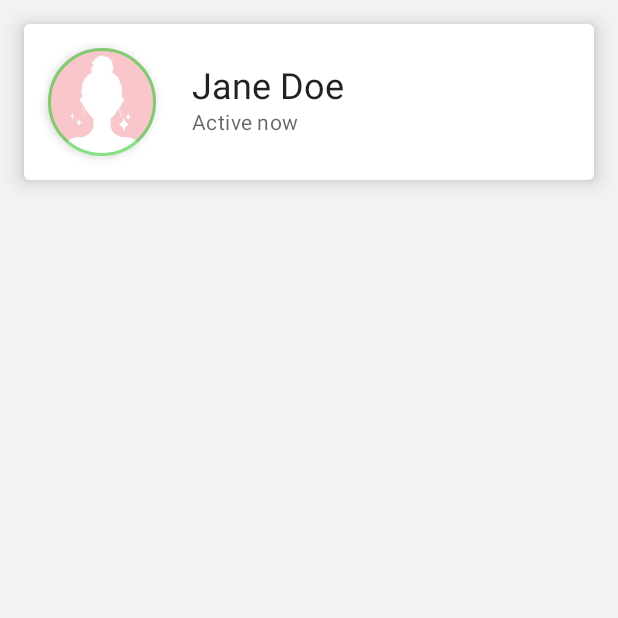
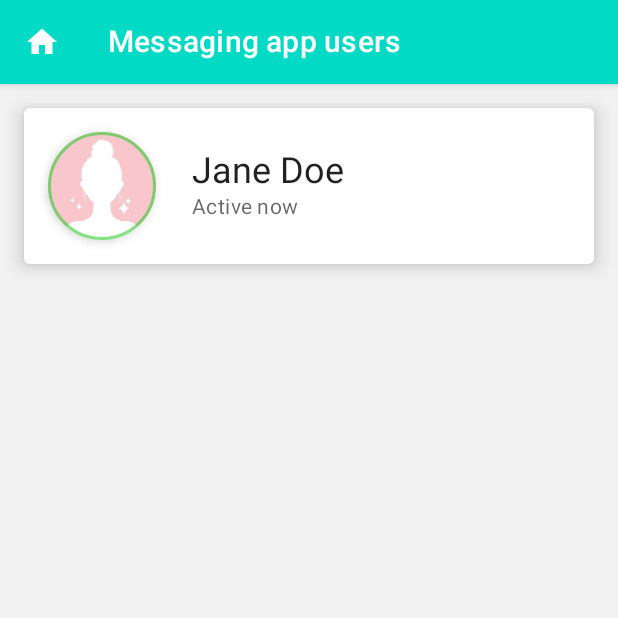
Before and after one commit to ancutamaria/JetpackCompose, an Android app built with Jetpack Compose: the screen it shows after launch (MainActivity), on a phone screen of 412 x 824 dp, the top half of it. Run offline under Robolectric (Android 15) with nearby library versions, the phone set to English and light mode, and no system bars.

Commit message:
ProfileCard -> Add Scaffold and AppBar

```diff
--- a/ProfileCard/app/src/main/java/com/am/profilecard/MainActivity.kt
+++ b/ProfileCard/app/src/main/java/com/am/profilecard/MainActivity.kt
@@ -8,6 +8,8 @@ import androidx.compose.foundation.Image
 import androidx.compose.foundation.layout.*
 import androidx.compose.foundation.shape.CircleShape
 import androidx.compose.material.*
+import androidx.compose.material.icons.Icons
+import androidx.compose.material.icons.filled.Home
 import androidx.compose.runtime.Composable
 import androidx.compose.runtime.CompositionLocalProvider
 import androidx.compose.ui.Alignment
@@ -33,11 +35,28 @@ class MainActivity : ComponentActivity() {
 
 @Composable
 fun MainScreen() {
-    Surface(
-        modifier = Modifier.fillMaxSize()
+    Scaffold(
+        topBar = { AppBar() }
     ) {
-        ProfileCard()
+        Surface(
+            modifier = Modifier.fillMaxSize()
+        ) {
+            ProfileCard()
+        }
+
     }
+}
+
+@Composable
+fun AppBar() {
+    TopAppBar(
+        navigationIcon = { Icon(
+            Icons.Default.Home,
+            "Navigation Icon",
+            Modifier.padding(horizontal = 12.dp)
+        ) },
+        title = { Text( "Messaging app users") }
+    )
 }
 
 @Composable
--- a/ProfileCard/app/src/main/java/com/am/profilecard/ui/theme/Theme.kt
+++ b/ProfileCard/app/src/main/java/com/am/profilecard/ui/theme/Theme.kt
@@ -8,15 +8,16 @@ import androidx.compose.runtime.Composable
 import androidx.compose.ui.graphics.Color
 
 private val DarkColorPalette = darkColors(
-    primary = Purple200,
+    primary = Teal200,
     primaryVariant = Purple700,
-    secondary = Teal200
+    secondary = Purple200,
+    surface = veryLightGray,
 )
 
 private val LightColorPalette = lightColors(
-    primary = Purple500,
+    primary = Teal200,
     primaryVariant = Purple700,
-    secondary = Teal200,
+    secondary = Purple200,
     surface = veryLightGray,
 
 
```
